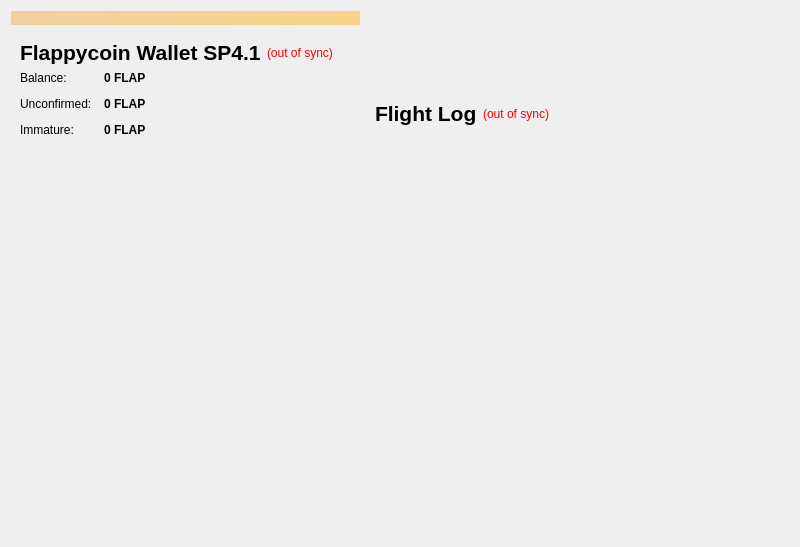
This is src/qt/forms/overviewpage.ui in zatirdraft/TravelFlex as Qt 5 draws it before an edit. The edited form follows.
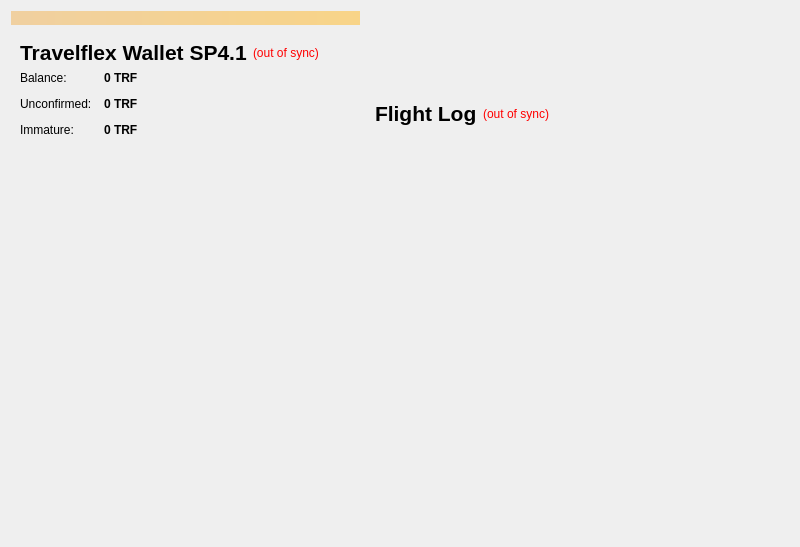
This is the edited form. Icons and pictures are not drawn.

Diff of the .ui file:
```diff
--- a/src/qt/forms/overviewpage.ui
+++ b/src/qt/forms/overviewpage.ui
@@ -54,7 +54,7 @@
            </font>
           </property>
           <property name="text">
-           <string>Flappycoin Wallet SP4.1</string>
+           <string>Travelflex Wallet SP4.1</string>
           </property>
          </widget>
         </item>
@@ -122,7 +122,7 @@
            <string>Your current balance</string>
           </property>
           <property name="text">
-           <string notr="true">0 FLAP</string>
+           <string notr="true">0 TRF</string>
           </property>
           <property name="textInteractionFlags">
            <set>Qt::LinksAccessibleByMouse|Qt::TextSelectableByKeyboard|Qt::TextSelectableByMouse</set>
@@ -151,7 +151,7 @@
            <string>Total of transactions that have yet to be confirmed, and do not yet count toward the current balance</string>
           </property>
           <property name="text">
-           <string notr="true">0 FLAP</string>
+           <string notr="true">0 TRF</string>
           </property>
           <property name="textInteractionFlags">
            <set>Qt::LinksAccessibleByMouse|Qt::TextSelectableByKeyboard|Qt::TextSelectableByMouse</set>
@@ -177,7 +177,7 @@
            <string>Mined balance that has not yet matured</string>
           </property>
           <property name="text">
-           <string notr="true">0 FLAP</string>
+           <string notr="true">0 TRF</string>
           </property>
           <property name="textInteractionFlags">
            <set>Qt::LinksAccessibleByMouse|Qt::TextSelectableByKeyboard|Qt::TextSelectableByMouse</set>
```
Left out of the diff: 4 changed lines with no effect on the pictures.
